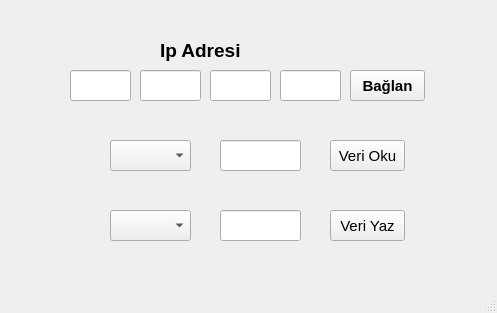
This is modbus.ui in yusufsnb/Modbus_Client as Qt 5 draws it before an edit. The edited form follows.
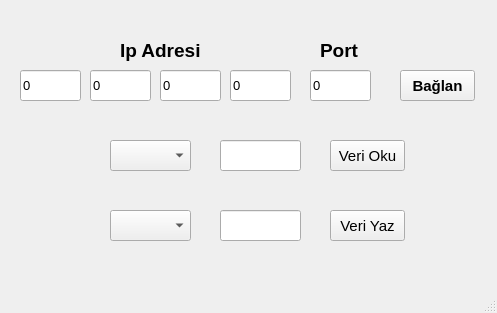
This is the edited form.

Commit message: 260122 0901 ip update, port number

Patch:
```diff
--- a/modbus.ui
+++ b/modbus.ui
@@ -17,7 +17,7 @@
    <widget class="QLabel" name="label">
     <property name="geometry">
      <rect>
-      <x>160</x>
+      <x>120</x>
       <y>40</y>
       <width>91</width>
       <height>21</height>
@@ -37,7 +37,7 @@
    <widget class="QPushButton" name="btnConnect">
     <property name="geometry">
      <rect>
-      <x>350</x>
+      <x>400</x>
       <y>70</y>
       <width>75</width>
       <height>31</height>
@@ -127,7 +127,7 @@
    <widget class="QLineEdit" name="txtIpv1">
     <property name="geometry">
      <rect>
-      <x>70</x>
+      <x>20</x>
       <y>70</y>
       <width>61</width>
       <height>31</height>
@@ -138,11 +138,14 @@
       <pointsize>10</pointsize>
      </font>
     </property>
+    <property name="text">
+     <string>0</string>
+    </property>
    </widget>
    <widget class="QLineEdit" name="txtIpv2">
     <property name="geometry">
      <rect>
-      <x>140</x>
+      <x>90</x>
       <y>70</y>
       <width>61</width>
       <height>31</height>
@@ -153,11 +156,14 @@
       <pointsize>10</pointsize>
      </font>
     </property>
+    <property name="text">
+     <string>0</string>
+    </property>
    </widget>
    <widget class="QLineEdit" name="txtIpv3">
     <property name="geometry">
      <rect>
-      <x>210</x>
+      <x>160</x>
       <y>70</y>
       <width>61</width>
       <height>31</height>
@@ -168,11 +174,14 @@
       <pointsize>10</pointsize>
      </font>
     </property>
+    <property name="text">
+     <string>0</string>
+    </property>
    </widget>
    <widget class="QLineEdit" name="txtIpv4">
     <property name="geometry">
      <rect>
-      <x>280</x>
+      <x>230</x>
       <y>70</y>
       <width>61</width>
       <height>31</height>
@@ -183,6 +192,9 @@
       <pointsize>10</pointsize>
      </font>
     </property>
+    <property name="text">
+     <string>0</string>
+    </property>
    </widget>
    <widget class="QLineEdit" name="txtRead">
     <property name="geometry">
@@ -218,6 +230,44 @@
      </font>
     </property>
    </widget>
+   <widget class="QLineEdit" name="txtPort">
+    <property name="geometry">
+     <rect>
+      <x>310</x>
+      <y>70</y>
+      <width>61</width>
+      <height>31</height>
+     </rect>
+    </property>
+    <property name="font">
+     <font>
+      <pointsize>10</pointsize>
+     </font>
+    </property>
+    <property name="text">
+     <string>0</string>
+    </property>
+   </widget>
+   <widget class="QLabel" name="label_2">
+    <property name="geometry">
+     <rect>
+      <x>320</x>
+      <y>40</y>
+      <width>51</width>
+      <height>21</height>
+     </rect>
+    </property>
+    <property name="font">
+     <font>
+      <pointsize>14</pointsize>
+      <weight>75</weight>
+      <bold>true</bold>
+     </font>
+    </property>
+    <property name="text">
+     <string>Port</string>
+    </property>
+   </widget>
   </widget>
   <widget class="QMenuBar" name="menubar">
    <property name="geometry">
```
The commit also changes 2 other files.
